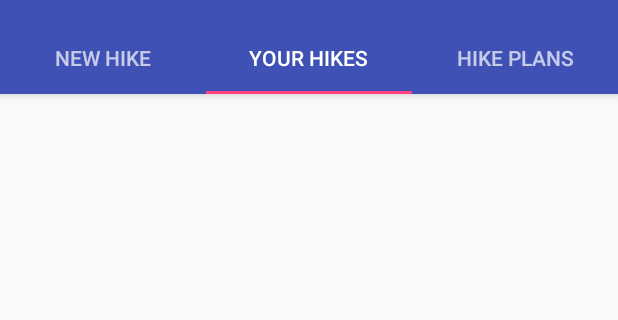
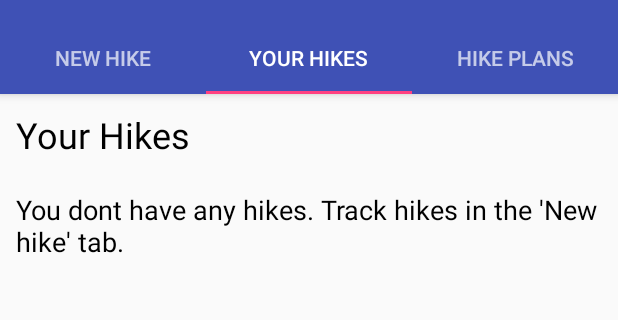
Before and after one commit to Ville2000/hike-mate, an Android app: the screen it shows after launch (MainActivity), tab 2 chosen, on a phone screen of 412 x 824 dp, the part 62-382 px from its top. Run offline under Robolectric (Android 15) with nearby library versions, the phone set to English and light mode, and no system bars.

Commit message:
Add a text to indicate that user has no saved hikes

```diff
--- a/app/src/main/java/ville/fi/hikemate/Fragments/HikeListFragment.java
+++ b/app/src/main/java/ville/fi/hikemate/Fragments/HikeListFragment.java
@@ -11,6 +11,7 @@ import android.view.ViewGroup;
 import android.widget.AdapterView;
 import android.widget.ArrayAdapter;
 import android.widget.ListView;
+import android.widget.TextView;
 
 import com.fasterxml.jackson.databind.ObjectMapper;
 
@@ -27,6 +28,7 @@ import ville.fi.hikemate.Utils.StorageHandler;
 public class HikeListFragment extends Fragment {
     LinkedList<Hike> hikes;
     ObjectMapper mapper;
+    private TextView emptyList;
 
     public HikeListFragment() {
         System.out.println("HikeListFragment");
@@ -43,12 +45,18 @@ public class HikeListFragment extends Fragment {
                              Bundle savedInstanceState) {
         View view = inflater.inflate(R.layout.fragment_hike_list, container, false);
 
+        emptyList = (TextView) view.findViewById(R.id.list_emptyList);
+
         ObjectMapper mapper = new ObjectMapper();
         StorageHandler sh = new StorageHandler();
         hikes = sh.readStorage(getActivity());
+        if (hikes.size() < 1) {
+            emptyList.setVisibility(View.VISIBLE);
+        } else {
+            emptyList.setVisibility(View.GONE);
+        }
+
         System.out.println("Hike 0: " + hikes.size());
-        // Hike hike = hikes.get(0);
-        // System.out.println("Test: " + hike.getName());
 
         HikeListAdapter adapter = new HikeListAdapter(getActivity(), R.layout.hike_list_item, hikes);
 
--- a/app/src/main/res/layout/fragment_hike_list.xml
+++ b/app/src/main/res/layout/fragment_hike_list.xml
@@ -4,9 +4,31 @@
     android:layout_height="match_parent"
     tools:context="ville.fi.hikemate.Fragments.HikeListFragment">
 
+    <TextView
+        android:layout_width="match_parent"
+        android:layout_height="wrap_content"
+        android:id="@+id/list_title"
+        android:padding="16px"
+        android:text="Your Hikes"
+        android:textSize="24sp"
+        android:textColor="@android:color/black"/>
+
+    <TextView
+        android:layout_width="match_parent"
+        android:layout_height="wrap_content"
+        android:id="@+id/list_emptyList"
+        android:padding="16px"
+        android:text="You dont have any hikes. Track hikes in the 'New hike' tab."
+        android:textSize="18sp"
+        android:textColor="@android:color/black"
+        android:layout_below="@+id/list_title"/>
+
     <ListView xmlns:android="http://schemas.android.com/apk/res/android"
         android:id="@+id/ListView_hikes"
+        android:layout_below="@+id/list_title"
         android:layout_width="wrap_content"
-        android:layout_height="wrap_content" />
+        android:layout_height="wrap_content"
+        android:divider="@null"
+        android:dividerHeight="0dp"/>
 
 </RelativeLayout>
```
